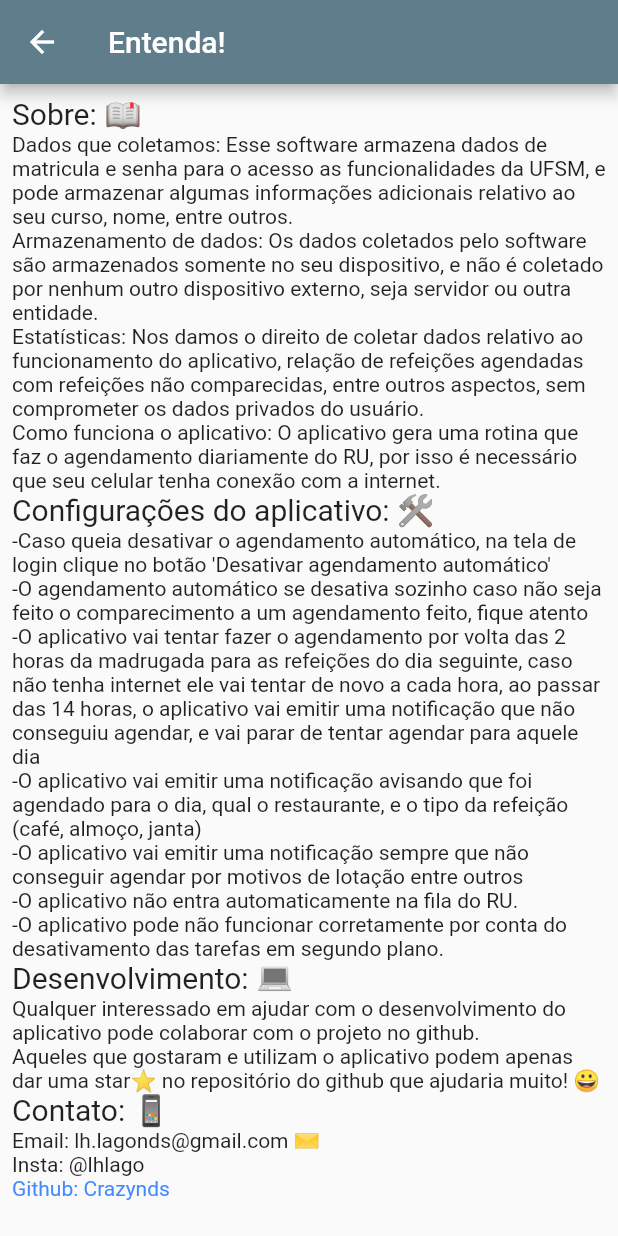
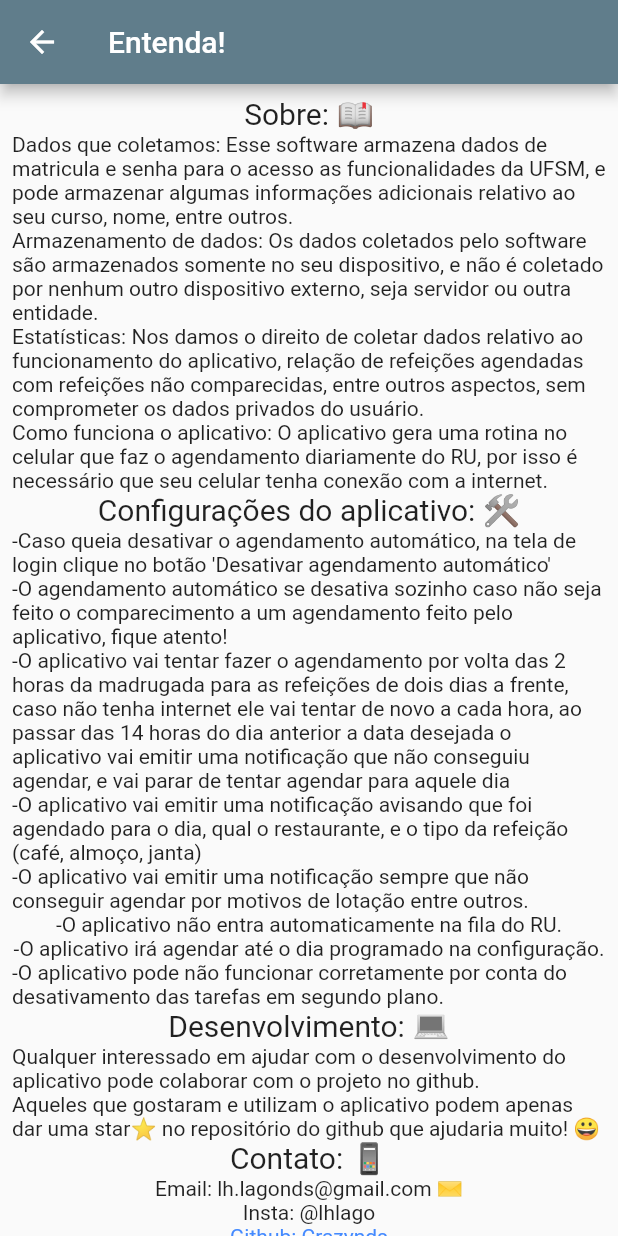
Before and after one commit to crazynds/AgendAiUFSM, a Flutter app: the TermosPage screen opened directly, on a phone screen of 412 x 824 dp. Run offline on Flutter 3.47's test engine with Material 2 defaults, Android fonts, the phone set to English and light mode, and no system bars; our stand-ins replace cookie_jar, dio, dio_cookie_manager, flutter_dotenv, image_picker; missing offline and left inert: flutter_tesseract_ocr, workmanager.

```diff
--- a/lib/controllers/AppController.dart
+++ b/lib/controllers/AppController.dart
@@ -10,12 +10,8 @@ class AppController extends ChangeNotifier {
     notifyListeners();
   }
 
-  setLoading(bool isLoading){
+  setLoading(bool isLoading) {
     this.isLoading = isLoading;
     notifyListeners();
   }
-
-
-
-
 }
--- a/lib/models/RuScheduleConfiguration.dart
+++ b/lib/models/RuScheduleConfiguration.dart
@@ -49,7 +49,7 @@ class RuScheduleConfiguration extends Model {
     janta = data['janta'] as bool;
     local = RestauranteUFSM.getByCode(data['local'] as int);
     fimSchedule = DateFormat("dd/MM/yyyy").parse(data['fimSchedule'] as String);
-    dayOfWeeks = data['dayOfWeeks'] as List<bool>;
+    dayOfWeeks = List<bool>.from(data['dayOfWeeks']);
   }
 
   @override
--- a/lib/pages/MyHomePage.dart
+++ b/lib/pages/MyHomePage.dart
@@ -277,10 +277,11 @@ class _MyHomePageState extends State<MyHomePage> {
                           DateFormat("dd/MM/yyyy").parse(_dateController.text);
                       ru.local = _restauranteUfsm;
                       ru.save();
+                      Workmanager().cancelByUniqueName("agendar-ru");
                       Workmanager().registerPeriodicTask(
                           "agendar-ru", "agendar-ru",
-                          frequency: Duration(hours: 1),
-                          initialDelay: Duration(minutes: 5));
+                          frequency: Duration(minutes: 15),
+                          initialDelay: Duration(minutes: 1));
                     },
                     child: Text('Iniciar agendamento'),
                   ),
--- a/lib/pages/TermosPage.dart
+++ b/lib/pages/TermosPage.dart
@@ -1,44 +1,64 @@
-
 import 'package:flutter/cupertino.dart';
 import 'package:flutter/material.dart';
 import 'package:url_launcher/url_launcher.dart';
 
-class TermosPage extends StatelessWidget{
+class TermosPage extends StatelessWidget {
   @override
   Widget build(BuildContext context) {
     return Scaffold(
       appBar: AppBar(
         title: Text('Entenda!'),
       ),
-      body: Padding(
-        padding: const EdgeInsets.all(8.0),
-        child: ListView(
-          children: [
-            Text('Sobre: 📖',style: TextStyle(fontSize: 20)),
-            Text('Dados que coletamos: Esse software armazena dados de matricula e senha para o acesso as funcionalidades da UFSM, e pode armazenar algumas informações adicionais relativo ao seu curso, nome, entre outros.'),
-            Text('Armazenamento de dados: Os dados coletados pelo software são armazenados somente no seu dispositivo, e não é coletado por nenhum outro dispositivo externo, seja servidor ou outra entidade.'),
-            Text('Estatísticas: Nos damos o direito de coletar dados relativo ao funcionamento do aplicativo, relação de refeições agendadas com refeições não comparecidas, entre outros aspectos, sem comprometer os dados privados do usuário.'),
-            Text('Como funciona o aplicativo: O aplicativo gera uma rotina que faz o agendamento diariamente do RU, por isso é necessário que seu celular tenha conexão com a internet.'),
-            Text('Configurações do aplicativo: 🛠️',style: TextStyle(fontSize: 20)),
-            Text('-Caso queia desativar o agendamento automático, na tela de login clique no botão \'Desativar agendamento automático\''),
-            Text('-O agendamento automático se desativa sozinho caso não seja feito o comparecimento a um agendamento feito, fique atento'),
-            Text('-O aplicativo vai tentar fazer o agendamento por volta das 2 horas da madrugada para as refeições do dia seguinte, caso não tenha internet ele vai tentar de novo a cada hora, ao passar das 14 horas, o aplicativo vai emitir uma notificação que não conseguiu agendar, e vai parar de tentar agendar para aquele dia'),
-            Text('-O aplicativo vai emitir uma notificação avisando que foi agendado para o dia, qual o restaurante, e o tipo da refeição (café, almoço, janta)'),
-            Text('-O aplicativo vai emitir uma notificação sempre que não conseguir agendar por motivos de lotação entre outros'),
-            Text('-O aplicativo não entra automaticamente na fila do RU.'),
-            Text('-O aplicativo pode não funcionar corretamente por conta do desativamento das tarefas em segundo plano.'),
-            Text('Desenvolvimento: 💻',style: TextStyle(fontSize: 20)),
-            Text('Qualquer interessado em ajudar com o desenvolvimento do aplicativo pode colaborar com o projeto no github.'),
-            Text('Aqueles que gostaram e utilizam o aplicativo podem apenas dar uma star⭐ no repositório do github que ajudaria muito! 😀'),
-            Text('Contato: 📱',style: TextStyle(fontSize: 20)),
-            Text('Email: lh.lagonds@gmail.com ✉️'),
-            Text('Insta: @lhlago'),
-            InkWell(child: Text('Github: Crazynds',style: TextStyle(color: Colors.blueAccent),),onTap: () =>launch('https://github.com/crazynds/AgendAiUFSM')),
-
-          ],
-        ),
+      body: ListView(
+        children: [
+          Padding(
+            padding: const EdgeInsets.all(8.0),
+            child: Column(children: [
+              Text('Sobre: 📖', style: TextStyle(fontSize: 20)),
+              Text(
+                  'Dados que coletamos: Esse software armazena dados de matricula e senha para o acesso as funcionalidades da UFSM, e pode armazenar algumas informações adicionais relativo ao seu curso, nome, entre outros.'),
+              Text(
+                  'Armazenamento de dados: Os dados coletados pelo software são armazenados somente no seu dispositivo, e não é coletado por nenhum outro dispositivo externo, seja servidor ou outra entidade.'),
+              Text(
+                  'Estatísticas: Nos damos o direito de coletar dados relativo ao funcionamento do aplicativo, relação de refeições agendadas com refeições não comparecidas, entre outros aspectos, sem comprometer os dados privados do usuário.'),
+              Text(
+                  'Como funciona o aplicativo: O aplicativo gera uma rotina no celular que faz o agendamento diariamente do RU, por isso é necessário que seu celular tenha conexão com a internet.'),
+              Text('Configurações do aplicativo: 🛠️',
+                  style: TextStyle(fontSize: 20)),
+              Text(
+                  '-Caso queia desativar o agendamento automático, na tela de login clique no botão \'Desativar agendamento automático\''),
+              Text(
+                  '-O agendamento automático se desativa sozinho caso não seja feito o comparecimento a um agendamento feito pelo aplicativo, fique atento!'),
+              Text(
+                  '-O aplicativo vai tentar fazer o agendamento por volta das 2 horas da madrugada para as refeições de dois dias a frente, caso não tenha internet ele vai tentar de novo a cada hora, ao passar das 14 horas do dia anterior a data desejada o aplicativo vai emitir uma notificação que não conseguiu agendar, e vai parar de tentar agendar para aquele dia'),
+              Text(
+                  '-O aplicativo vai emitir uma notificação avisando que foi agendado para o dia, qual o restaurante, e o tipo da refeição (café, almoço, janta)'),
+              Text(
+                  '-O aplicativo vai emitir uma notificação sempre que não conseguir agendar por motivos de lotação entre outros.'),
+              Text('-O aplicativo não entra automaticamente na fila do RU.'),
+              Text(
+                  '-O aplicativo irá agendar até o dia programado na configuração.'),
+              Text(
+                  '-O aplicativo pode não funcionar corretamente por conta do desativamento das tarefas em segundo plano.'),
+              Text('Desenvolvimento: 💻', style: TextStyle(fontSize: 20)),
+              Text(
+                  'Qualquer interessado em ajudar com o desenvolvimento do aplicativo pode colaborar com o projeto no github.'),
+              Text(
+                  'Aqueles que gostaram e utilizam o aplicativo podem apenas dar uma star⭐ no repositório do github que ajudaria muito! 😀'),
+              Text('Contato: 📱', style: TextStyle(fontSize: 20)),
+              Text('Email: lh.lagonds@gmail.com ✉️'),
+              Text('Insta: @lhlago'),
+              InkWell(
+                  child: Text(
+                    'Github: Crazynds',
+                    style: TextStyle(color: Colors.blueAccent),
+                  ),
+                  onTap: () =>
+                      launch('https://github.com/crazynds/AgendAiUFSM')),
+            ]),
+          )
+        ],
       ),
     );
   }
-
 }
```
Also changed, not shown: lib/controllers/HttpController.dart (+28 -16 lines), lib/controllers/OCRController.dart (+4 -4 lines), lib/controllers/RuController.dart (+57 -20 lines), lib/controllers/WorkmanagerController.dart (added, +11 -0 lines), lib/main.dart (+5 -5 lines).
